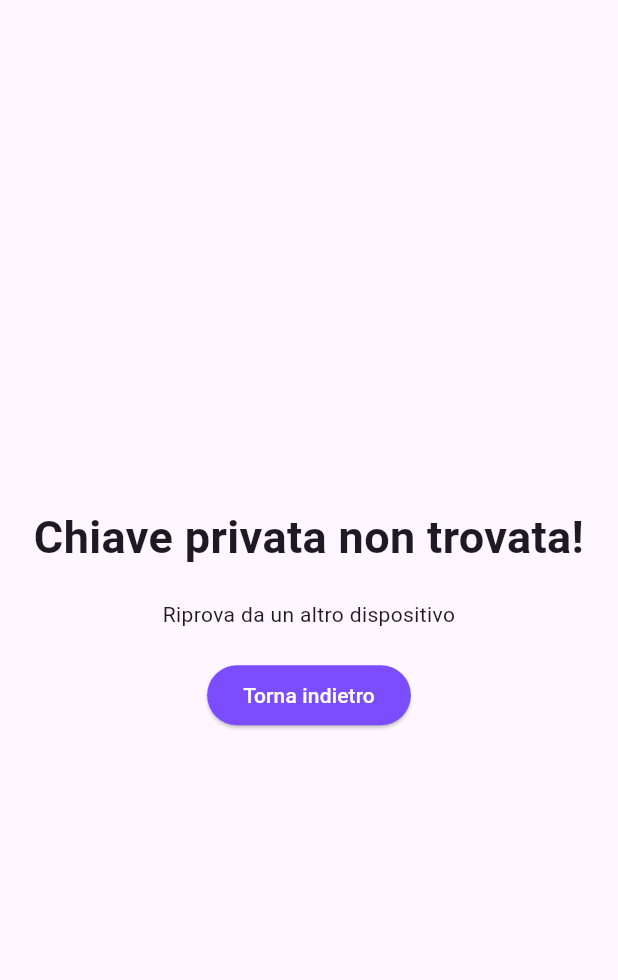
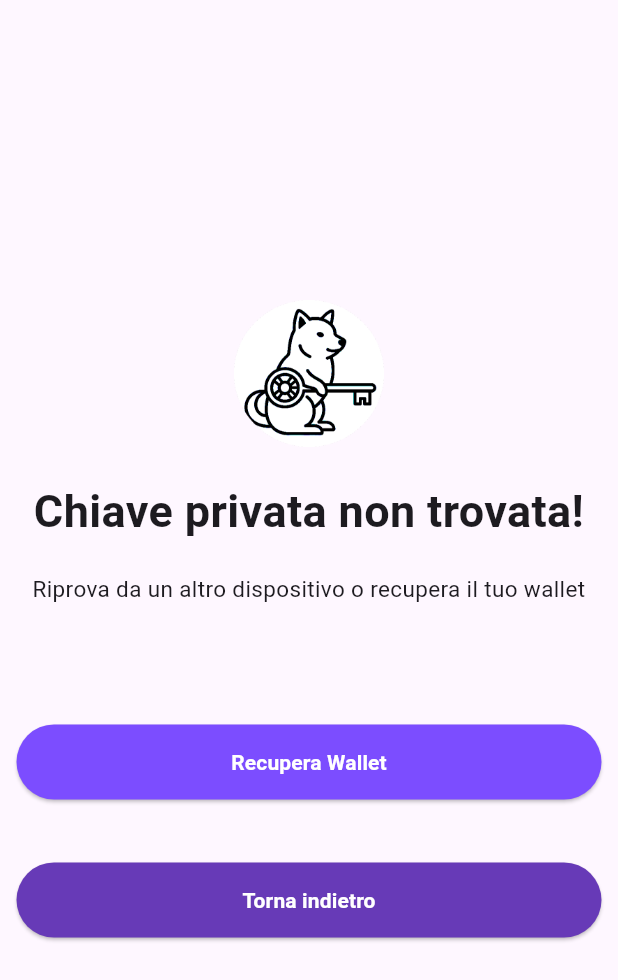
Before and after one commit to SerpenTaki/key_wallet_app, a Flutter app: the KeyNotFound screen opened directly, on a phone screen of 412 x 824 dp. Shown: the top 980 px of the screen. Run offline on Flutter 3.47's test engine with Material 3 defaults, Android fonts, the phone set to English and light mode, and no system bars; our stand-ins replace cloud_firestore, firebase_auth, firebase_core, flutter_colorpicker, flutter_secure_storage; missing offline and left inert: flutter_nfc_kit, pointycastle; accounts and stored records are empty.

Commit message:
Aggiornata la pagina di errore

```diff
--- a/lib/screens/ErrorScreens/key_not_found.dart
+++ b/lib/screens/ErrorScreens/key_not_found.dart
@@ -13,8 +13,26 @@ class KeyNotFound extends StatelessWidget {
           crossAxisAlignment: CrossAxisAlignment.center,
           mainAxisSize: MainAxisSize.min,
           children: [
+            Image.asset("images/logo.png", width: 100, height: 100),
             const Text('Chiave privata non trovata!', textAlign: TextAlign.center, style: TextStyle(fontSize: 30, fontWeight: FontWeight.bold),),
-            const Text("Riprova da un altro dispositivo", textAlign: TextAlign.center,),
+            const Text("Riprova da un altro dispositivo o recupera il tuo wallet", textAlign: TextAlign.center, style: TextStyle(fontSize: 15),),
+            const SizedBox(
+              height: 40,
+            ),
+            ElevatedButton(
+                  onPressed: (){
+
+                  },
+                  style: ElevatedButton.styleFrom(
+                    minimumSize: const Size(390, 50),
+                    backgroundColor: Theme.of(context).colorScheme.primary,
+                    foregroundColor: Theme.of(context).colorScheme.inversePrimary,
+                  ),
+                  child: const Text("Recupera Wallet", style: TextStyle(fontWeight: FontWeight.bold),)
+            ),
+            const SizedBox(
+              height: 2,
+            ),
             ElevatedButton(
               onPressed: () {
                 if (Navigator.canPop(context)) {
@@ -22,10 +40,11 @@ class KeyNotFound extends StatelessWidget {
                 }
               },
               style: ElevatedButton.styleFrom(
-                backgroundColor: Theme.of(context).colorScheme.primary,
+                minimumSize: const Size(390, 50),
+                backgroundColor: Theme.of(context).colorScheme.secondary,
                 foregroundColor: Theme.of(context).colorScheme.inversePrimary,
               ),
-              child: const Text("Torna indietro"),
+              child: const Text("Torna indietro", style: TextStyle(fontWeight: FontWeight.bold),),
             ),
           ],
         ),
```
